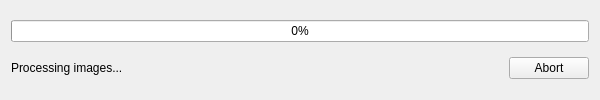
This is iVS3D/src/iVS3D-core/view/progressdialog.ui in iVS3D/iVS3D as Qt 5 draws it before an edit. The edited form follows.
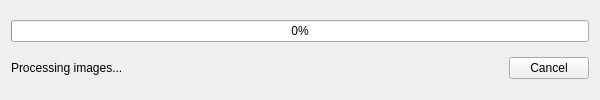
This is the edited form.

The edit to the form file:
```diff
--- a/iVS3D/src/iVS3D-core/view/progressdialog.ui
+++ b/iVS3D/src/iVS3D-core/view/progressdialog.ui
@@ -69,7 +69,7 @@
      <item>
       <widget class="QPushButton" name="bt_cancel">
        <property name="text">
-        <string>Abort</string>
+        <string>Cancel</string>
        </property>
       </widget>
      </item>
```
